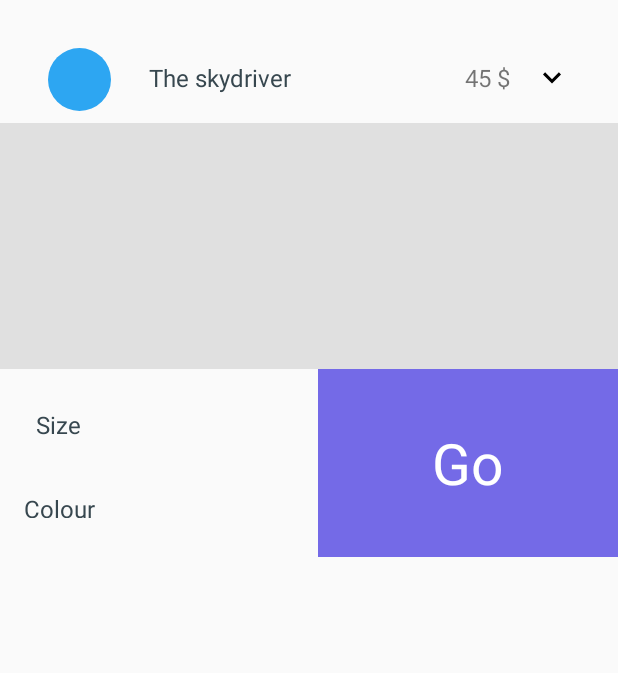
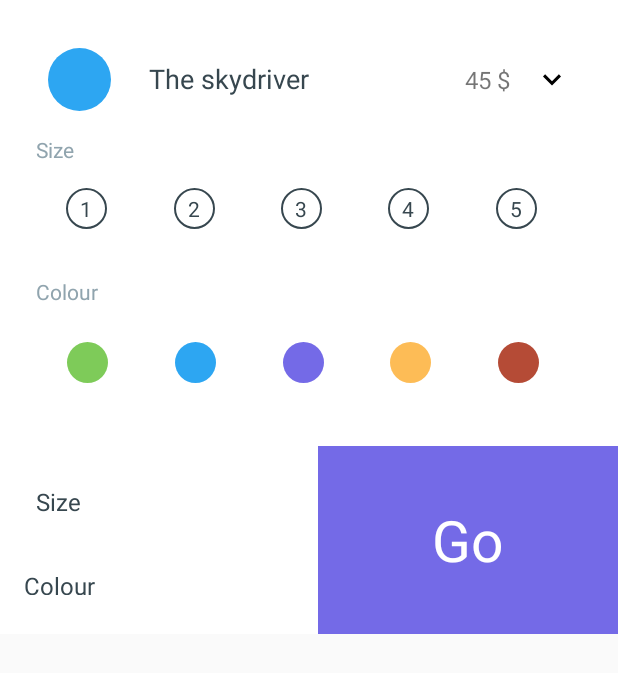
Before and after one commit to saulmm/From-design-to-Android-part1, an Android app: the layout fragment_order_form.xml on its own in the app's theme, with its tools: preview values and no code run, on a phone screen of 412 x 824 dp. Shown: the top 673 px of the screen. Run offline under Robolectric (Android 15) with nearby library versions, the phone set to English and light mode, and no system bars.

Commit message:
added layout_order details

```diff
--- /dev/null
+++ b/app/src/main/res/drawable/circle_border.xml
@@ -0,0 +1,8 @@
+<?xml version="1.0" encoding="utf-8"?>
+<shape
+    xmlns:android="http://schemas.android.com/apk/res/android"
+    android:shape="oval">
+    <stroke
+        android:width="1dp"
+        android:color="@color/blue_grey_900"/>
+</shape>
--- a/app/src/main/res/layout/fragment_order_form.xml
+++ b/app/src/main/res/layout/fragment_order_form.xml
@@ -1,13 +1,15 @@
 <?xml version="1.0" encoding="utf-8"?>
-<layout xmlns:android="http://schemas.android.com/apk/res/android"
-        xmlns:app="http://schemas.android.com/apk/res-auto"
-        xmlns:tools="http://schemas.android.com/tools"
+<layout
+    xmlns:android="http://schemas.android.com/apk/res/android"
+    xmlns:app="http://schemas.android.com/apk/res-auto"
+    xmlns:tools="http://schemas.android.com/tools"
     >
 
     <android.support.constraint.ConstraintLayout
         android:layout_width="match_parent"
         android:layout_height="wrap_content"
         android:orientation="vertical"
+        tools:background="#FFF"
         >
 
         <de.hdodenhof.circleimageview.CircleImageView
@@ -17,10 +19,10 @@
             android:layout_marginLeft="32dp"
             android:layout_marginStart="32dp"
             android:layout_marginTop="32dp"
+            android:src="@color/product_blue"
             app:layout_constraintLeft_toLeftOf="parent"
             app:layout_constraintTop_toTopOf="parent"
             app:layout_constraintVertical_chainStyle="packed"
-            android:src="@color/product_blue"
             tools:ignore="ContentDescription"
             />
 
@@ -35,8 +37,8 @@
             android:layout_marginStart="25dp"
             android:layout_marginTop="8dp"
             android:text="The skydriver"
-            android:textSize="@dimen/font_size_medium"
             android:textColor="@color/blue_grey_900"
+            android:textSize="18sp"
             app:layout_constraintBottom_toBottomOf="@+id/img_product"
             app:layout_constraintHorizontal_bias="0.5"
             app:layout_constraintHorizontal_weight="1"
@@ -55,26 +57,27 @@
             android:drawablePadding="@dimen/spacing_large"
             android:drawableRight="@drawable/vd_down_arrow"
             android:gravity="center_vertical"
+            android:text="45 $"
+            android:textSize="@dimen/font_size_medium"
             app:layout_constraintBaseline_toBaselineOf="@+id/txt_name"
             app:layout_constraintHorizontal_bias="0.5"
             app:layout_constraintLeft_toRightOf="@+id/txt_name"
             app:layout_constraintRight_toRightOf="parent"
-            android:text="45 $"
-            android:textSize="@dimen/font_size_medium"
             />
-
 
         <FrameLayout
             android:id="@+id/form_container"
             android:layout_width="0dp"
-            android:layout_height="164dp"
+            android:layout_height="wrap_content"
             android:layout_marginTop="8dp"
-            android:background="#e0e0e0"
+            android:paddingBottom="42dp"
             app:layout_constraintHorizontal_bias="0.0"
             app:layout_constraintLeft_toLeftOf="parent"
             app:layout_constraintRight_toRightOf="parent"
             app:layout_constraintTop_toBottomOf="@+id/img_product"
             >
+
+            <include layout="@layout/layout_order_details"/>
 
         </FrameLayout>
 
@@ -92,9 +95,9 @@
                 android:layout_width="wrap_content"
                 android:layout_height="wrap_content"
                 android:layout_gravity="center"
+                android:text="@string/btn_go"
+                android:textColor="@color/white"
                 android:textSize="38sp"
-                android:textColor="@color/white"
-                android:text="@string/btn_go"
                 />
 
 
@@ -108,8 +111,8 @@
             android:layout_marginLeft="24dp"
             android:layout_marginStart="16dp"
             android:layout_marginTop="8dp"
+            android:text="@string/txt_label_size"
             android:textColor="@color/blue_grey_900"
-            android:text="@string/txt_label_size"
             android:textSize="@dimen/font_size_medium"
             app:layout_constraintBottom_toTopOf="@+id/txt_label_colour"
             app:layout_constraintLeft_toLeftOf="parent"
@@ -121,17 +124,17 @@
             android:layout_width="wrap_content"
             android:layout_height="17dp"
             android:layout_marginBottom="8dp"
+            android:layout_marginLeft="-8dp"
+            android:layout_marginStart="-8dp"
             android:layout_marginTop="8dp"
             android:fontFamily="sans-serif"
             android:text="@string/txt_label_colour"
+            android:textColor="@color/blue_grey_900"
             android:textSize="@dimen/font_size_medium"
-            android:textColor="@color/blue_grey_900"
             app:layout_constraintBottom_toBottomOf="parent"
             app:layout_constraintLeft_toLeftOf="@+id/txt_label_size"
             app:layout_constraintTop_toBottomOf="@+id/txt_label_size"
             app:layout_constraintVertical_bias="0.507"
-            android:layout_marginLeft="-8dp"
-            android:layout_marginStart="-8dp"
             />
 
     </android.support.constraint.ConstraintLayout>
--- a/app/src/main/res/layout/item_product.xml
+++ b/app/src/main/res/layout/item_product.xml
@@ -38,7 +38,7 @@
             android:layout_marginTop="@dimen/spacing_large"
             android:text="@{product.name}"
             android:textColor="@color/grey_800"
-            android:textSize="14sp"
+            android:textSize="@dimen/font_size_medium"
             app:layout_constraintLeft_toLeftOf="parent"
             app:layout_constraintTop_toBottomOf="@+id/image"
             tools:text="Shooting stars"
@@ -52,7 +52,7 @@
             android:layout_marginTop="@dimen/spacing_medium"
             android:text="@{product.price}"
             android:textColor="@color/blue_grey_400"
-            android:textSize="14sp"
+            android:textSize="@dimen/font_size_medium"
             app:layout_constraintLeft_toLeftOf="parent"
             app:layout_constraintTop_toBottomOf="@+id/name"
             tools:text="$ 45"
--- /dev/null
+++ b/app/src/main/res/layout/layout_order_details.xml
@@ -0,0 +1,174 @@
+<?xml version="1.0" encoding="utf-8"?>
+<android.support.constraint.ConstraintLayout
+    xmlns:android="http://schemas.android.com/apk/res/android"
+    xmlns:app="http://schemas.android.com/apk/res-auto"
+    xmlns:tools="http://schemas.android.com/tools"
+    android:layout_width="match_parent"
+    android:layout_height="wrap_content"
+    tools:ignore="HardcodedText"
+    >
+
+    <TextView
+        android:id="@+id/txt_label_size"
+        android:layout_width="wrap_content"
+        android:layout_height="wrap_content"
+        android:layout_marginLeft="24dp"
+        android:layout_marginTop="8dp"
+        android:text="@string/label_size"
+        android:textColor="@color/blue_grey_400"
+        app:layout_constraintLeft_toLeftOf="parent"
+        app:layout_constraintTop_toTopOf="parent"
+        />
+
+    <TextView
+        android:id="@+id/txt_label_color"
+        android:layout_width="wrap_content"
+        android:layout_height="wrap_content"
+        android:layout_marginLeft="24dp"
+        android:layout_marginStart="24dp"
+        android:layout_marginTop="32dp"
+        android:text="@string/label_color"
+        android:textColor="@color/blue_grey_400"
+        app:layout_constraintLeft_toLeftOf="parent"
+        app:layout_constraintTop_toBottomOf="@+id/txt_1"
+        />
+
+    <TextView
+        android:id="@+id/txt_1"
+        android:layout_width="27dp"
+        android:layout_height="27dp"
+        android:layout_marginTop="16dp"
+        android:gravity="center"
+        android:text="1"
+        android:background="@drawable/circle_border"
+        android:textColor="@color/blue_grey_900"
+        app:layout_constraintLeft_toLeftOf="parent"
+        app:layout_constraintRight_toLeftOf="@+id/txt_2"
+        app:layout_constraintTop_toBottomOf="@+id/txt_label_size"
+        />
+
+    <de.hdodenhof.circleimageview.CircleImageView
+        android:id="@+id/img_color_red"
+        android:layout_width="27dp"
+        android:layout_height="27dp"
+        android:layout_marginRight="8dp"
+        android:gravity="center"
+        android:src="@color/product_red"
+        app:layout_constraintBottom_toBottomOf="@+id/img_color_yellow"
+        app:layout_constraintLeft_toRightOf="@+id/img_color_yellow"
+        app:layout_constraintRight_toRightOf="parent"
+        app:layout_constraintTop_toTopOf="@+id/img_color_yellow"
+        app:layout_constraintVertical_bias="0.0"
+        />
+
+    <de.hdodenhof.circleimageview.CircleImageView
+        android:id="@+id/img_color_yellow"
+        android:layout_width="27dp"
+        android:layout_height="27dp"
+        android:src="@color/product_yellow"
+        app:layout_constraintBottom_toBottomOf="@+id/img_color_purple"
+        app:layout_constraintLeft_toRightOf="@+id/img_color_purple"
+        app:layout_constraintRight_toLeftOf="@+id/img_color_red"
+        app:layout_constraintTop_toTopOf="@+id/img_color_purple"
+        app:layout_constraintVertical_bias="0.0"
+        />
+
+    <de.hdodenhof.circleimageview.CircleImageView
+        android:id="@+id/img_color_purple"
+        android:layout_width="27dp"
+        android:layout_height="27dp"
+        android:src="@color/product_purple"
+        app:layout_constraintBottom_toBottomOf="@+id/img_color_blue"
+        app:layout_constraintLeft_toRightOf="@+id/img_color_blue"
+        app:layout_constraintRight_toLeftOf="@+id/img_color_yellow"
+        app:layout_constraintTop_toTopOf="@+id/img_color_blue"
+        app:layout_constraintVertical_bias="0.0"
+        />
+
+    <de.hdodenhof.circleimageview.CircleImageView
+        android:id="@+id/img_color_blue"
+        android:layout_width="27dp"
+        android:layout_height="27dp"
+        android:src="@color/product_blue"
+        app:layout_constraintBottom_toBottomOf="@+id/img_color_green"
+        app:layout_constraintLeft_toRightOf="@+id/img_color_green"
+        app:layout_constraintRight_toLeftOf="@+id/img_color_purple"
+        app:layout_constraintTop_toTopOf="@+id/img_color_green"
+        app:layout_constraintVertical_bias="0.0"
+        />
+
+    <de.hdodenhof.circleimageview.CircleImageView
+        android:id="@+id/img_color_green"
+        android:layout_width="27dp"
+        android:layout_height="27dp"
+        android:layout_marginTop="24dp"
+        android:gravity="center"
+        android:src="@color/product_green"
+        app:layout_constraintLeft_toLeftOf="parent"
+        app:layout_constraintRight_toLeftOf="@+id/img_color_blue"
+        app:layout_constraintTop_toBottomOf="@+id/txt_label_color"
+        />
+
+    <TextView
+        android:id="@+id/txt_2"
+        android:layout_width="27dp"
+        android:layout_height="27dp"
+        android:gravity="center"
+        android:text="2"
+        android:background="@drawable/circle_border"
+        android:textColor="@color/blue_grey_900"
+        app:layout_constraintBottom_toBottomOf="@+id/txt_1"
+        app:layout_constraintHorizontal_bias="0.5"
+        app:layout_constraintLeft_toRightOf="@+id/txt_1"
+        app:layout_constraintRight_toLeftOf="@+id/txt_3"
+        app:layout_constraintTop_toTopOf="@+id/txt_1"
+        app:layout_constraintVertical_bias="0.0"
+        />
+
+    <TextView
+        android:id="@+id/txt_3"
+        android:layout_width="27dp"
+        android:layout_height="27dp"
+        android:gravity="center"
+        android:text="3"
+        android:background="@drawable/circle_border"
+        android:textColor="@color/blue_grey_900"
+        app:layout_constraintBottom_toBottomOf="@+id/txt_2"
+        app:layout_constraintLeft_toRightOf="@+id/txt_2"
+        app:layout_constraintRight_toLeftOf="@+id/txt_4"
+        app:layout_constraintTop_toTopOf="@+id/txt_2"
+        app:layout_constraintVertical_bias="0.0"
+        />
+
+    <TextView
+        android:id="@+id/txt_4"
+        android:layout_width="27dp"
+        android:layout_height="27dp"
+        android:gravity="center"
+        android:text="4"
+        android:background="@drawable/circle_border"
+        android:textColor="@color/blue_grey_900"
+        app:layout_constraintBottom_toBottomOf="@+id/txt_3"
+        app:layout_constraintLeft_toRightOf="@+id/txt_3"
+        app:layout_constraintRight_toLeftOf="@+id/txt_5"
+        app:layout_constraintTop_toTopOf="@+id/txt_3"
+        />
+
+    <TextView
+        android:id="@+id/txt_5"
+        android:layout_width="27dp"
+        android:layout_height="27dp"
+        android:layout_marginLeft="-2dp"
+        android:layout_marginRight="8dp"
+        android:layout_marginStart="-2dp"
+        android:gravity="center"
+        android:text="5"
+        android:background="@drawable/circle_border"
+        android:textColor="@color/blue_grey_900"
+        app:layout_constraintBottom_toBottomOf="@+id/txt_4"
+        app:layout_constraintLeft_toRightOf="@+id/txt_4"
+        app:layout_constraintRight_toRightOf="parent"
+        app:layout_constraintTop_toTopOf="@+id/txt_4"
+        app:layout_constraintVertical_bias="0.0"
+        />
+</android.support.constraint.ConstraintLayout>
--- a/app/src/main/res/values/colors.xml
+++ b/app/src/main/res/values/colors.xml
@@ -13,4 +13,5 @@
     <color name="product_blue">#2DA6F2</color>
     <color name="product_green">#7ECB59</color>
     <color name="product_purple">#746AE7</color>
+    <color name="product_red">#B54B36</color>
 </resources>
--- a/app/src/main/res/values/strings.xml
+++ b/app/src/main/res/values/strings.xml
@@ -94,4 +94,6 @@
     <string name="btn_go">Go</string>
     <string name="txt_label_size">Size</string>
     <string name="txt_label_colour">Colour</string>
+    <string name="label_color">Colour</string>
+    <string name="label_size">Size</string>
 </resources>
```
